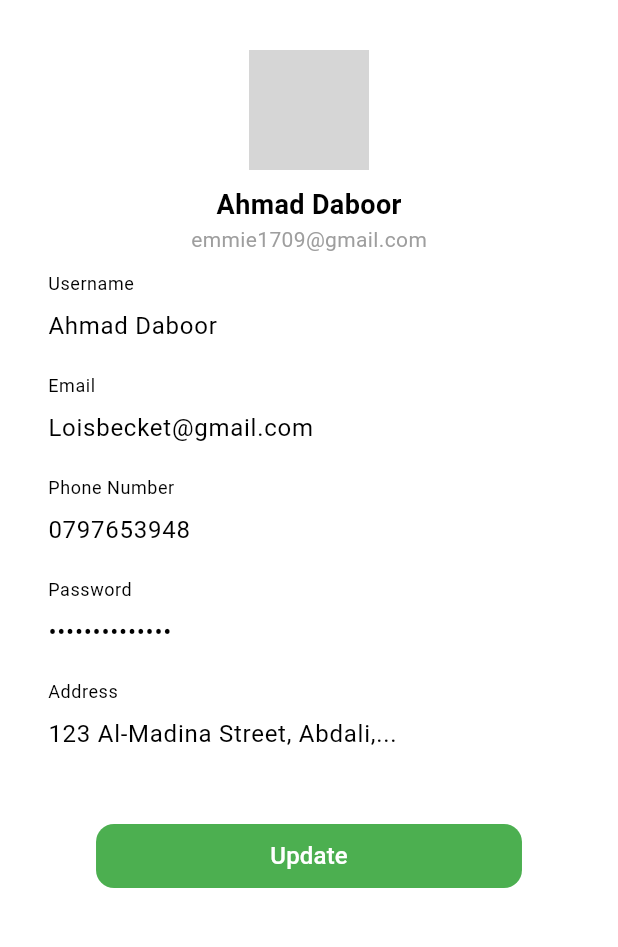
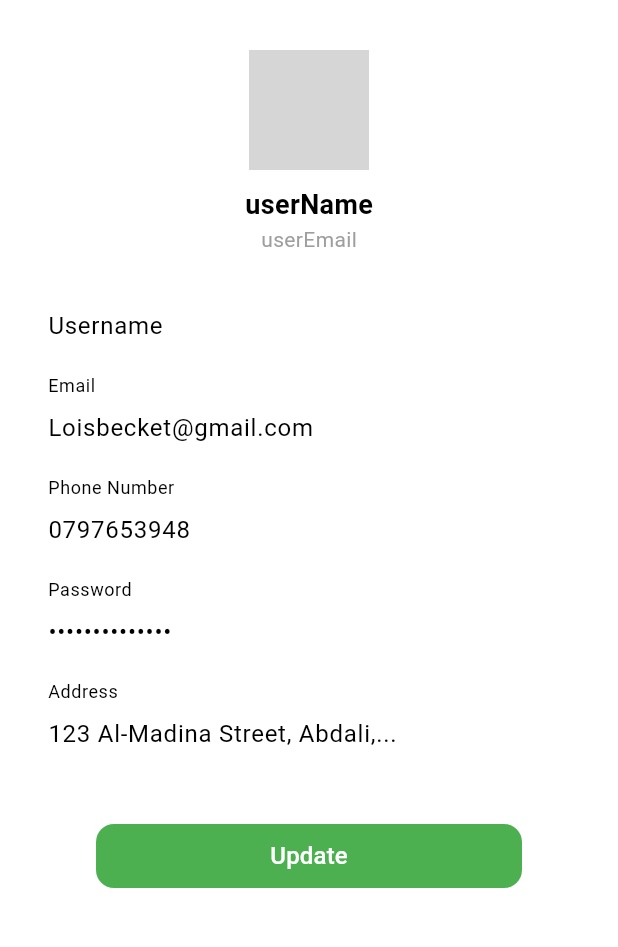
Before and after one commit to SSeba2002/foodtek_app, a Flutter app: the ProfileScreen screen opened directly, after a tap on "Personal Information", on a phone screen of 412 x 824 dp, the part 58-1005 px from its top. Run offline on Flutter 3.47's test engine with Material 3 defaults, Android fonts, the phone set to English and light mode, and no system bars; our stand-ins replace buttons_tabbar, carousel_slider, confetti, country_picker, flutter_bloc, flutter_rating_bar and 8 more; accounts and stored records are empty; grey boxes are pictures that could not be loaded.

Commit message:
translate some screens

```diff
--- a/lib/view/screens/home/profile/PersonalInfo_screen.dart
+++ b/lib/view/screens/home/profile/PersonalInfo_screen.dart
@@ -1,5 +1,6 @@
 import 'package:flutter/material.dart';
 import 'package:foodtek_project/constant/responsive.dart';
+import 'package:foodtek_project/l10n/generated/app_localizations.dart';
 
 class PersonalInfoScreen extends StatefulWidget {
   const PersonalInfoScreen({super.key});
@@ -9,21 +10,29 @@ class PersonalInfoScreen extends StatefulWidget {
 }
 
 class _PersonalInfoScreenState extends State<PersonalInfoScreen> {
-  final TextEditingController usernameController = TextEditingController(
-    text: "Ahmad Daboor",
-  );
-  final TextEditingController emailController = TextEditingController(
-    text: "Loisbecket@gmail.com",
-  );
-  final TextEditingController phoneController = TextEditingController(
-    text: "0797653948",
-  );
-  final TextEditingController passwordController = TextEditingController(
-    text: "**************",
-  );
-  final TextEditingController addressController = TextEditingController(
-    text: "123 Al-Madina Street, Abdali,...",
-  );
+  final Map<String, String> _userData = {
+    'username': 'Ahmad Daboor',
+    'email': 'Loisbecket@gmail.com',
+    'phone': '0797653948',
+    'address': '123 Al-Madina Street, Abdali,...'
+  };
+
+  late TextEditingController usernameController;
+  late TextEditingController emailController;
+  late TextEditingController phoneController;
+  late TextEditingController passwordController;
+  late TextEditingController addressController;
+
+  @override
+  void initState() {
+    super.initState();
+    usernameController = TextEditingController(text: _userData['name']);
+    emailController = TextEditingController(text: _userData['email']);
+    phoneController = TextEditingController(text: _userData['phone']);
+    passwordController = TextEditingController(text: '**************');
+    addressController = TextEditingController(text: _userData['address']);
+  }
+
 
   @override
   Widget build(BuildContext context) {
@@ -33,7 +42,7 @@ class _PersonalInfoScreenState extends State<PersonalInfoScreen> {
           icon: Icon(Icons.arrow_back, color: Colors.black),
           onPressed: () => Navigator.pop(context),
         ),
-        title: Text("Profile", style: TextStyle(color: Colors.black)),
+        title: Text(AppLocalizations.of(context)!.profile),
         backgroundColor: Colors.white,
         elevation: 0,
       ),
@@ -48,16 +57,19 @@ class _PersonalInfoScreenState extends State<PersonalInfoScreen> {
             ),
             SizedBox(height: 10),
             Text(
-              "Ahmad Daboor",
+              AppLocalizations.of(context)!.userName,
               style: TextStyle(fontSize: 18, fontWeight: FontWeight.bold),
             ),
-            Text("emmie1709@gmail.com", style: TextStyle(color: Colors.grey)),
+            Text(
+              AppLocalizations.of(context)!.userEmail,
+              style: TextStyle(color: Colors.grey),
+            ),
             SizedBox(height: 20),
-            buildInputField("Username", usernameController),
-            buildInputField("Email", emailController),
-            buildInputField("Phone Number", phoneController),
-            buildInputField("Password", passwordController, obscureText: true),
-            buildInputField("Address", addressController),
+            buildInputField(AppLocalizations.of(context)!.username, usernameController),
+            buildInputField(AppLocalizations.of(context)!.email, emailController),
+            buildInputField(AppLocalizations.of(context)!.phoneNumber, phoneController),
+            buildInputField(AppLocalizations.of(context)!.password, passwordController, obscureText: true),
+            buildInputField(AppLocalizations.of(context)!.address, addressController),
             SizedBox(height: 20),
             SizedBox(
               width: responsiveWidth(context, 295),
@@ -71,7 +83,7 @@ class _PersonalInfoScreenState extends State<PersonalInfoScreen> {
                   ),
                 ),
                 child: Text(
-                  "Update",
+                  AppLocalizations.of(context)!.update,
                   style: TextStyle(fontSize: 16, color: Colors.white),
                 ),
               ),
@@ -83,10 +95,10 @@ class _PersonalInfoScreenState extends State<PersonalInfoScreen> {
   }
 
   Widget buildInputField(
-    String label,
-    TextEditingController controller, {
-    bool obscureText = false,
-  }) {
+      String label,
+      TextEditingController controller, {
+        bool obscureText = false,
+      }) {
     return Padding(
       padding: EdgeInsets.only(bottom: 12.0),
       child: TextField(
--- a/lib/view/screens/home/profile/profile_screen.dart
+++ b/lib/view/screens/home/profile/profile_screen.dart
@@ -1,5 +1,6 @@
 import 'package:flutter/material.dart';
 import 'package:flutter_bloc/flutter_bloc.dart';
+import 'package:foodtek_project/l10n/generated/app_localizations.dart';
 import 'package:foodtek_project/cubit/theme_cubit.dart';
 import 'package:foodtek_project/view/screens/home/profile/PersonalInfo_screen.dart';
 import 'package:foodtek_project/view/widgets/buildSection_widget.dart';
@@ -12,10 +13,31 @@ class ProfileScreen extends StatefulWidget {
 }
 
 class _ProfileScreenState extends State<ProfileScreen> {
+  late String _selectedLanguage;
+  late String selectedTheme;
+
+
+  @override
+  void initState() {
+    super.initState();
+    WidgetsBinding.instance.addPostFrameCallback((_) {
+      if (mounted) {
+        setState(() {
+          _selectedLanguage = AppLocalizations.of(context)!.english;
+          selectedTheme = AppLocalizations.of(context)!.light;
+        });
+      }
+    });
+  }
+
+
   @override
   Widget build(BuildContext context) {
     return Scaffold(
-      appBar: AppBar(title: Text("Profile"), elevation: 0),
+      appBar: AppBar(
+        title: Text(AppLocalizations.of(context)!.profile),
+        elevation: 0,
+      ),
       body: SingleChildScrollView(
         padding: EdgeInsets.all(16.0),
         child: Column(
@@ -27,15 +49,18 @@ class _ProfileScreenState extends State<ProfileScreen> {
             ),
             SizedBox(height: 10),
             Text(
-              "Ahmad Daboor",
+              AppLocalizations.of(context)!.userName,
               style: TextStyle(fontSize: 18, fontWeight: FontWeight.bold),
             ),
-            Text("ahmad1709@gmail.com", style: TextStyle(color: Colors.grey)),
+            Text(
+              AppLocalizations.of(context)!.userEmail,
+              style: TextStyle(color: Colors.grey),
+            ),
             SizedBox(height: 20),
-            buildSection(context, "My Account", [
+            buildSection(context, AppLocalizations.of(context)!.myAccount, [
               buildListTile(
                 Icons.person,
-                "Personal Information",
+                AppLocalizations.of(context)!.personalInfo,
                 onTap: () {
                   Navigator.push(
                     context,
@@ -47,7 +72,7 @@ class _ProfileScreenState extends State<ProfileScreen> {
               ),
               buildListTile(
                 Icons.language,
-                "Language",
+                AppLocalizations.of(context)!.language,
                 trailing: Text(_selectedLanguage),
                 onTap: () {
                   _showLanguageDialog(context);
@@ -55,24 +80,36 @@ class _ProfileScreenState extends State<ProfileScreen> {
               ),
               buildListTile(
                 Icons.brightness_4_outlined,
-                "Theme",
+                AppLocalizations.of(context)!.theme,
                 trailing: Text(selectedTheme),
                 onTap: () {
                   showThemeDialog(context);
                 },
               ),
-              buildListTile(Icons.privacy_tip, "Privacy Policy", onTap: () {}),
-              buildListTile(Icons.settings, "Setting", onTap: () {}),
+              buildListTile(
+                Icons.privacy_tip,
+                AppLocalizations.of(context)!.privacyPolicy,
+                onTap: () {},
+              ),
+              buildListTile(
+                Icons.settings,
+                AppLocalizations.of(context)!.setting,
+                onTap: () {},
+              ),
             ]),
-            buildSection(context, "Notifications", [
-              buildSwitchTile("Push Notifications", true),
-              buildSwitchTile("Promotional Notifications", false),
+            buildSection(context, AppLocalizations.of(context)!.notifications, [
+              buildSwitchTile(AppLocalizations.of(context)!.pushNotifications, true),
+              buildSwitchTile(AppLocalizations.of(context)!.promoNotifications, false),
             ]),
-            buildSection(context, "More", [
-              buildListTile(Icons.help, "Help Center", onTap: () {}),
+            buildSection(context, AppLocalizations.of(context)!.more, [
+              buildListTile(
+                Icons.help,
+                AppLocalizations.of(context)!.helpCenter,
+                onTap: () {},
+              ),
               buildListTile(
                 Icons.logout,
-                "Log Out",
+                AppLocalizations.of(context)!.logout,
                 iconColor: Colors.red,
                 onTap: () {},
               ),
@@ -83,23 +120,21 @@ class _ProfileScreenState extends State<ProfileScreen> {
     );
   }
 
-  String _selectedLanguage = 'English';
-  String selectedTheme = 'Light';
   void _showLanguageDialog(BuildContext context) {
     showDialog(
       context: context,
       builder: (BuildContext context) {
         return AlertDialog(
-          title: Text("Choose Language"),
+          title: Text(AppLocalizations.of(context)!.chooseLanguage),
           content: Column(
             mainAxisSize: MainAxisSize.min,
             children: [
               ListTile(
                 leading: Icon(Icons.language),
-                title: Text("English"),
+                title: Text(AppLocalizations.of(context)!.english),
                 onTap: () {
                   setState(() {
-                    _selectedLanguage = 'English';
+                    _selectedLanguage = AppLocalizations.of(context)!.english;
                   });
                   Navigator.pop(context);
                 },
@@ -107,10 +142,10 @@ class _ProfileScreenState extends State<ProfileScreen> {
               Divider(),
               ListTile(
                 leading: Icon(Icons.language),
-                title: Text("العربية"),
+                title: Text(AppLocalizations.of(context)!.arabic),
                 onTap: () {
                   setState(() {
-                    _selectedLanguage = 'العربية';
+                    _selectedLanguage = AppLocalizations.of(context)!.arabic;
                   });
                   Navigator.pop(context);
                 },
@@ -127,17 +162,17 @@ class _ProfileScreenState extends State<ProfileScreen> {
       context: context,
       builder: (BuildContext context) {
         return AlertDialog(
-          title: Text("Choose Theme"),
+          title: Text(AppLocalizations.of(context)!.chooseTheme),
           content: Column(
             mainAxisSize: MainAxisSize.min,
             children: [
               ListTile(
                 leading: Icon(Icons.light_mode_outlined),
-                title: Text("Light"),
+                title: Text(AppLocalizations.of(context)!.light),
                 onTap: () {
                   context.read<AppCubit>().changeTheme(false);
                   setState(() {
-                    selectedTheme = 'Light';
+                    selectedTheme = AppLocalizations.of(context)!.light;
                   });
                   Navigator.pop(context);
                 },
@@ -145,11 +180,11 @@ class _ProfileScreenState extends State<ProfileScreen> {
               Divider(),
               ListTile(
                 leading: Icon(Icons.dark_mode_outlined),
-                title: Text("Dark"),
+                title: Text(AppLocalizations.of(context)!.dark),
                 onTap: () {
                   context.read<AppCubit>().changeTheme(true);
                   setState(() {
-                    selectedTheme = 'Dark';
+                    selectedTheme = AppLocalizations.of(context)!.dark;
                   });
                   Navigator.pop(context);
                 },
```
Also changed, not shown: lib/l10n/app_ar.arb (+21 -2 lines), lib/l10n/app_en.arb (+21 -1 lines), lib/view/screens/home/cart/tracking/chat_screen.dart (+13 -10 lines), lib/view/screens/home/cart/tracking/order_details_screen.dart (+42 -31 lines), lib/view/screens/home/cart/tracking/tracking_screen.dart (+13 -10 lines), lib/l10n/generated/app_localizations.dart, lib/l10n/generated/app_localizations_ar.dart, lib/l10n/generated/app_localizations_en.dart.
